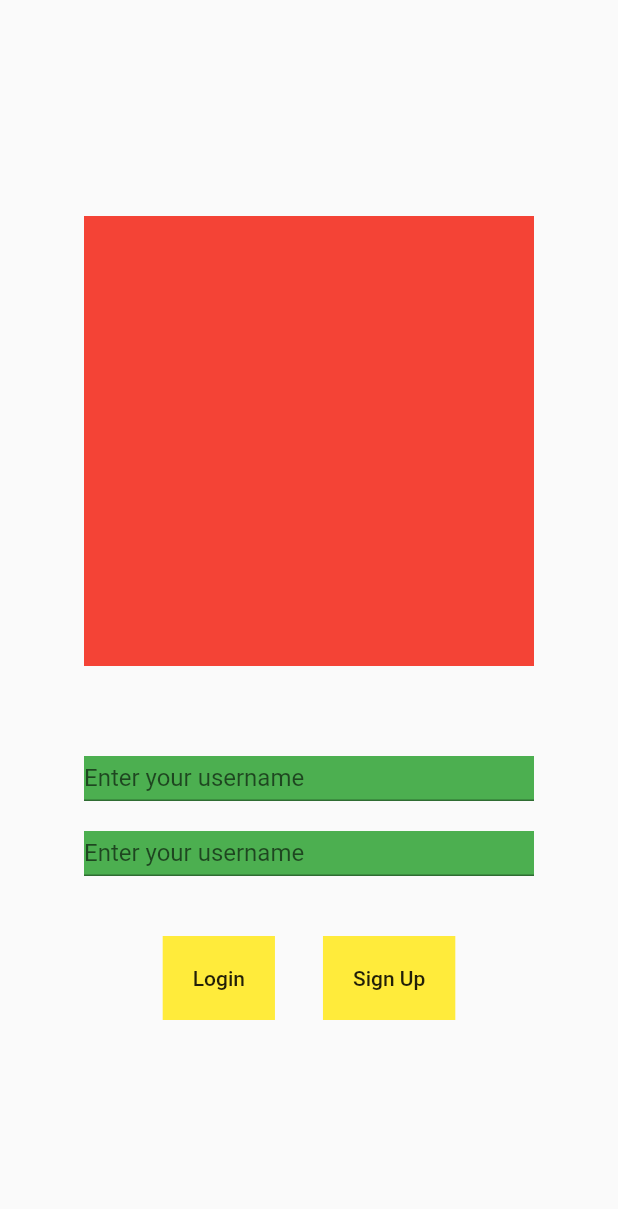
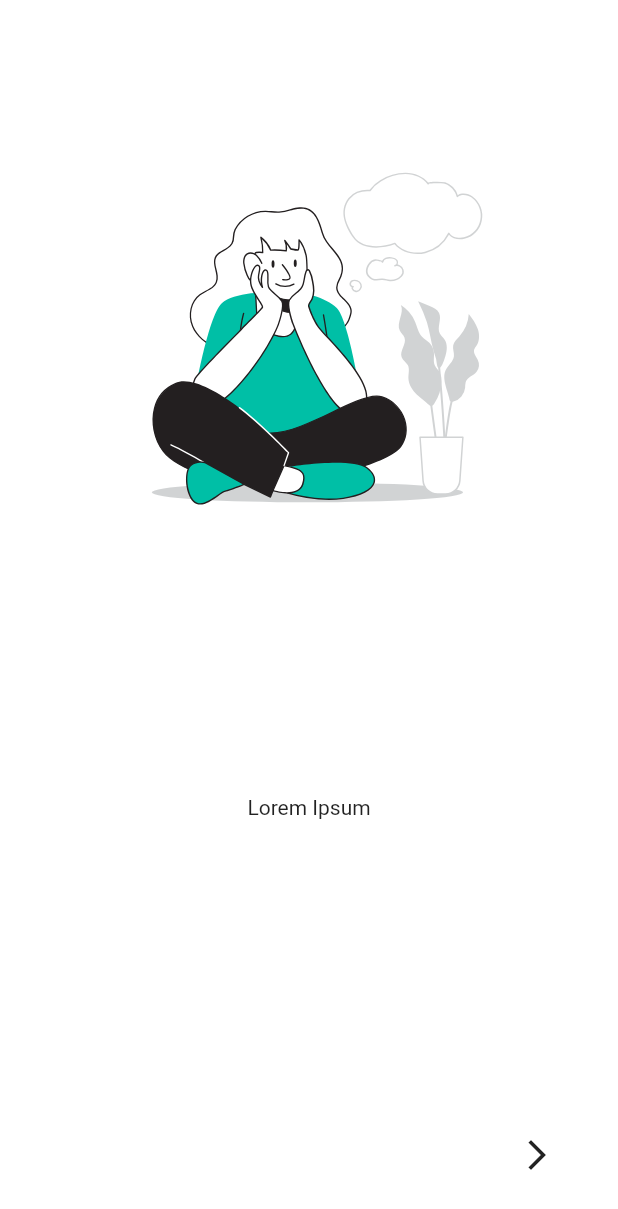
Before and after one commit to danielolaviobr/schedule_app, a Flutter app: the screen it shows after launch, on a phone screen of 412 x 824 dp. Shown: the top 1209 px of the screen. Run offline on Flutter 3.47's test engine with Material 2 defaults, Android fonts, the phone set to English and light mode, and no system bars; our stand-ins replace flutter_svg.

Commit message:
New app summary cards screen

```diff
--- /dev/null
+++ b/lib/constants.dart
@@ -0,0 +1,5 @@
+const kSvgCards = [
+  'assets/svg/thinking.svg',
+  'assets/svg/calendar.svg',
+  'assets/svg/watering_plant.svg'
+];
--- a/lib/main.dart
+++ b/lib/main.dart
@@ -1,4 +1,5 @@
 import 'package:flutter/material.dart';
+import 'package:schedule_app/screens/app_explanation.dart';
 
 void main() {
   runApp(MyApp());
@@ -10,7 +11,7 @@ class MyApp extends StatelessWidget {
   Widget build(BuildContext context) {
     return MaterialApp(
       debugShowCheckedModeBanner: false,
-      home: LoginScreen(),
+      home: AppExplanation(),
     );
   }
 }
--- /dev/null
+++ b/lib/screens/app_explanation.dart
@@ -0,0 +1,71 @@
+import 'package:flutter/material.dart';
+import 'package:flutter_svg/svg.dart';
+import 'package:schedule_app/constants.dart';
+
+class AppExplanation extends StatelessWidget {
+  final _controler = PageController();
+  @override
+  Widget build(BuildContext context) {
+    return Scaffold(
+      body: Container(
+        height: double.infinity,
+        width: double.infinity,
+        child: PageView.builder(
+          itemCount: 3,
+          controller: _controler,
+          itemBuilder: (context, index) => Cards(index, _controler),
+        ),
+      ),
+    );
+  }
+}
+
+class Cards extends StatelessWidget {
+  final int index;
+  final PageController controller;
+  Cards(this.index, this.controller);
+  @override
+  Widget build(BuildContext context) {
+    return Container(
+      height: double.infinity,
+      width: double.infinity,
+      color: Colors.white,
+      child: Column(
+        mainAxisAlignment: MainAxisAlignment.center,
+        children: [
+          Container(
+            height: 400,
+            width: 400,
+            child: SvgPicture.asset(kSvgCards[this.index]),
+          ),
+          SizedBox(height: 100.0),
+          Text('Lorem Ipsum'),
+          SizedBox(height: 200.0),
+          index == 2
+              ? Container(
+                  padding: EdgeInsets.symmetric(vertical: 5, horizontal: 80),
+                  decoration: BoxDecoration(
+                      color: Color(0xFF00BFA6),
+                      borderRadius: BorderRadius.circular(40)),
+                  child: FlatButton(
+                    onPressed: () {},
+                    child: Text('Schedule your session'),
+                  ))
+              : Row(
+                  mainAxisAlignment: MainAxisAlignment.end,
+                  children: [
+                    IconButton(
+                        icon: Icon(Icons.arrow_forward_ios),
+                        onPressed: () => this.controller.nextPage(
+                            duration: Duration(milliseconds: 300),
+                            curve: Curves.easeIn)),
+                    SizedBox(
+                      width: 30,
+                    ),
+                  ],
+                )
+        ],
+      ),
+    );
+  }
+}
--- a/pubspec.yaml
+++ b/pubspec.yaml
@@ -23,6 +23,7 @@ environment:
 dependencies:
   flutter:
     sdk: flutter
+  flutter_svg: ^0.18.0
 
 
   # The following adds the Cupertino Icons font to your application.
@@ -45,7 +46,8 @@ flutter:
   uses-material-design: true
 
   # To add assets to your application, add an assets section, like this:
-  # assets:
+  assets:
+    - assets/svg/
   #   - images/a_dot_burr.jpeg
   #   - images/a_dot_ham.jpeg
 
```
Also changed, not shown: assets/svg/calendar.svg (added), assets/svg/thinking.svg (added), assets/svg/watering_plant.svg (added), pubspec.lock.
